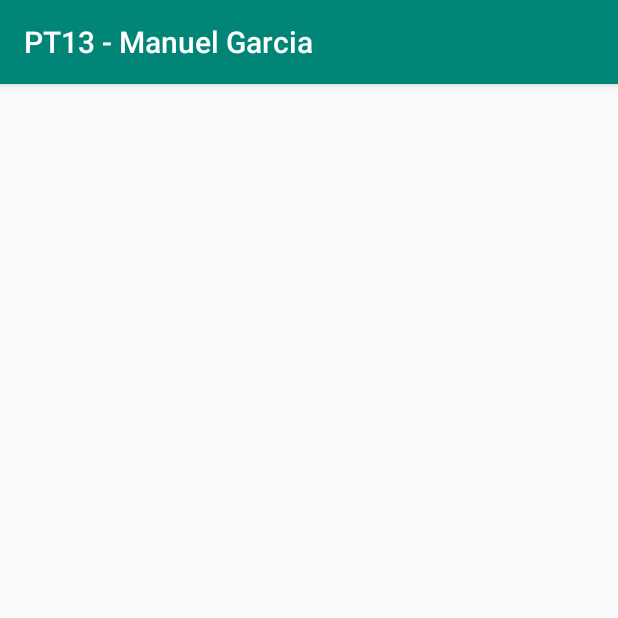
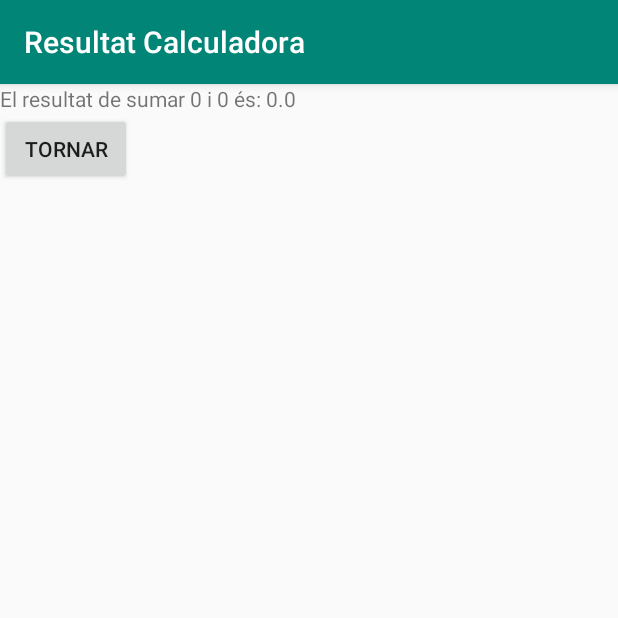
Before and after one commit to MGMepk/PT13B, an Android app: the CalcShowResult screen opened directly, with no data from a screen before it, on a phone screen of 412 x 824 dp, the top half of it. Run offline under Robolectric (Android 15) with nearby library versions, the phone set to English and light mode, and no system bars; 2 statements that could not run were skipped.

Commit message:
Activity On Result Add

```diff
--- a/app/src/main/AndroidManifest.xml
+++ b/app/src/main/AndroidManifest.xml
@@ -16,7 +16,11 @@
         android:theme="@style/AppTheme"
         android:usesCleartextTraffic="true"
         tools:ignore="AllowBackup,UnusedAttribute">
-        <activity android:name=".CalcShowResult" />
+        <activity android:name=".CalcShowResult">
+            <meta-data
+                android:name="android.support.PARENT_ACTIVITY"
+                android:value=".Calculadora" />
+        </activity>
         <activity android:name=".Calculadora">
             <intent-filter>
                 <action android:name="com.manuelgarcia.pt13b.Calculadora" />
--- a/app/src/main/java/com/manuelgarcia/pt13b/CalcShowResult.java
+++ b/app/src/main/java/com/manuelgarcia/pt13b/CalcShowResult.java
@@ -2,17 +2,23 @@ package com.manuelgarcia.pt13b;
 
 import android.content.Intent;
 import android.os.Bundle;
-import android.widget.Toast;
+import android.util.Log;
+import android.view.View;
+import android.widget.TextView;
 
 import androidx.appcompat.app.AppCompatActivity;
 
 public class CalcShowResult extends AppCompatActivity {
+
+    String result;
 
     @Override
     protected void onCreate(Bundle savedInstanceState) {
         super.onCreate(savedInstanceState);
         setContentView(R.layout.activity_calc_show_result);
         Intent intent = getIntent();
+
+        setTitle("Resultat Calculadora");
 
         String res = "";
         double resDouble;
@@ -41,6 +47,33 @@ public class CalcShowResult extends AppCompatActivity {
 
         }
 
-        Toast.makeText(this, "El resultat de" + res, Toast.LENGTH_LONG).show();
+        TextView text = findViewById(R.id.resultat);
+        text.setText(String.format("El resultat de%s", res));
+        result = text.getText().toString();
+
     }
+
+
+    @Override
+    public void finish() {
+        if (!result.equals("")) {
+            Intent intent = new Intent();
+            intent.putExtra("result", result);
+            setResult(RESULT_OK, intent);
+        } else {
+            Log.d("test", "passa finish ");
+            //back botó , torna com a canceled
+            Intent intent = new Intent();
+            intent.putExtra("result", "");
+            setResult(RESULT_CANCELED, intent);
+        }
+        Log.d("test", "passa ");
+        super.finish();
+    }
+
+    public void Tornar(View view) {
+        finish();
+    }
+
+
 }
--- a/app/src/main/res/layout/activity_calc_show_result.xml
+++ b/app/src/main/res/layout/activity_calc_show_result.xml
@@ -1,9 +1,22 @@
 <?xml version="1.0" encoding="utf-8"?>
-<androidx.constraintlayout.widget.ConstraintLayout xmlns:android="http://schemas.android.com/apk/res/android"
-    xmlns:app="http://schemas.android.com/apk/res-auto"
+<LinearLayout xmlns:android="http://schemas.android.com/apk/res/android"
     xmlns:tools="http://schemas.android.com/tools"
     android:layout_width="match_parent"
     android:layout_height="match_parent"
+    android:orientation="vertical"
     tools:context=".CalcShowResult">
 
-</androidx.constraintlayout.widget.ConstraintLayout>
+    <TextView
+        android:id="@+id/resultat"
+        android:layout_width="match_parent"
+        android:layout_height="wrap_content"
+        android:layout_gravity="center"
+        tools:ignore="MissingConstraints" />
+
+    <Button
+        android:layout_width="wrap_content"
+        android:layout_height="wrap_content"
+        android:onClick="Tornar"
+        android:text="@string/tornar" />
+
+</LinearLayout>
--- a/app/src/main/res/values/strings.xml
+++ b/app/src/main/res/values/strings.xml
@@ -7,4 +7,5 @@
     <string name="calc">Calculadora</string>
     <string name="go">GO</string>
     <string name="operar">Operar</string>
+    <string name="tornar">Tornar</string>
 </resources>
```
Also changed, not shown: app/src/main/java/com/manuelgarcia/pt13b/Calculadora.java (+21 -2 lines), app/src/main/res/layout/activity_calculadora.xml (+12 -2 lines).
